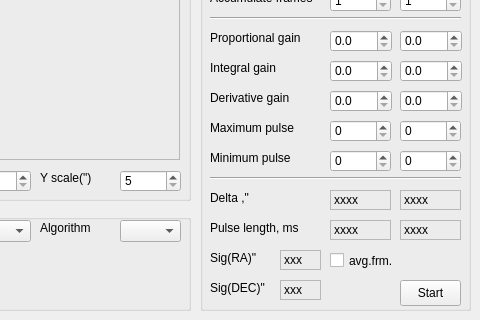
Before: the Qt Designer form kstars/ekos/guide/guider.ui in KDE/kstars, drawn with Qt 5; both pictures show x 140 to 620 and y 160 to 480 of the 620 by 480 pixel window.
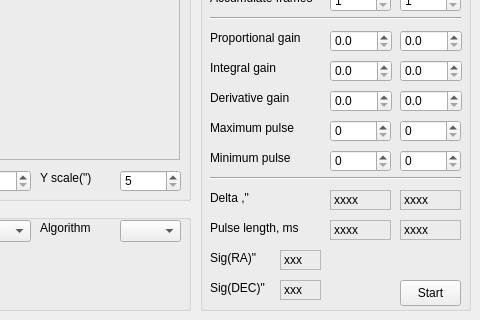
After: the same form once the commit is applied.

Commit message: Clean up guider tab and enable more logging

The edit to the form file:
```diff
--- a/kstars/ekos/guide/guider.ui
+++ b/kstars/ekos/guide/guider.ui
@@ -508,19 +508,6 @@
      <enum>Qt::Horizontal</enum>
     </property>
    </widget>
-   <widget class="QCheckBox" name="checkBox_AverageFrames">
-    <property name="geometry">
-     <rect>
-      <x>130</x>
-      <y>300</y>
-      <width>71</width>
-      <height>21</height>
-     </rect>
-    </property>
-    <property name="text">
-     <string>avg.frm.</string>
-    </property>
-   </widget>
    <widget class="QPushButton" name="pushButton_StartStop">
     <property name="geometry">
      <rect>
```
Left out of the diff: 1 changed line with no effect on the pictures. The commit also changes 1 other file.
